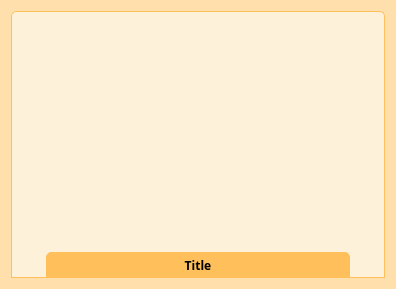
Above: UI/card_recipe.ui from juvarlet/a_table before the change. Below: the same form after it.
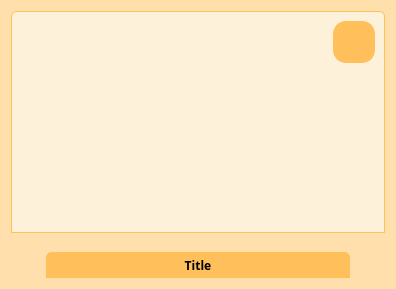
That is the form after the change. Icons and pictures are not drawn.

Commit message: Fix card recipe selection ability to highlight associated ingredients recipe details with new button (same as double click) TODO : test and uncheck pB_list when at least one linked ingredient deselected

```diff
--- a/UI/card_recipe.ui
+++ b/UI/card_recipe.ui
@@ -38,7 +38,9 @@
 		border-radius: 10px;
 		background-color:#fdf1d9;
 }
-
+QFrame #frame{
+		background-color:transparent;
+}
 QFrame #frame_2{
 		background-color:transparent;
 }
@@ -56,7 +58,35 @@
 		border-top-right-radius: 5px;
 		background-color:#fdf1d9;
     }
+QPushButton{
+        background-color: #ffc05c;
+        border-style: solid;
+        border-width: 2px;
+        border-radius: 13px;
+        border-color: #ffc05c;
+        font: bold 18px;
+        /*min-width: 10em;*/
+        padding: 0px;
+        color:#1a5d75;
+    }
+    
+    QPushButton:hover{
+        border-color: #fe6d73;
+    }
+    
+    QPushButton:pressed{
+        border-width: 5px;
+        border-radius: 17px;
+        font:  15px;
+        border-color: #fe6d73;
+    }
 
+QPushButton:checked{
+        border-width: 5px;
+        border-radius: 17px;
+        font:  15px;
+        border-color: #36a9d3;
+    }
 /**/
 </string>
   </property>
@@ -91,23 +121,7 @@
       <property name="spacing">
        <number>0</number>
       </property>
-      <item row="0" column="0" rowspan="2" colspan="2">
-       <widget class="QLabel" name="label_image">
-        <property name="sizePolicy">
-         <sizepolicy hsizetype="Expanding" vsizetype="Expanding">
-          <horstretch>0</horstretch>
-          <verstretch>0</verstretch>
-         </sizepolicy>
-        </property>
-        <property name="text">
-         <string/>
-        </property>
-        <property name="alignment">
-         <set>Qt::AlignCenter</set>
-        </property>
-       </widget>
-      </item>
-      <item row="1" column="0" colspan="2">
+      <item row="2" column="0" colspan="2">
        <widget class="QFrame" name="frame_2">
         <property name="maximumSize">
          <size>
@@ -178,6 +192,92 @@
         </layout>
        </widget>
       </item>
+      <item row="0" column="0" rowspan="2" colspan="2">
+       <widget class="QLabel" name="label_image">
+        <property name="sizePolicy">
+         <sizepolicy hsizetype="Expanding" vsizetype="Expanding">
+          <horstretch>0</horstretch>
+          <verstretch>0</verstretch>
+         </sizepolicy>
+        </property>
+        <property name="text">
+         <string/>
+        </property>
+        <property name="alignment">
+         <set>Qt::AlignCenter</set>
+        </property>
+       </widget>
+      </item>
+      <item row="0" column="1">
+       <widget class="QFrame" name="frame">
+        <property name="frameShape">
+         <enum>QFrame::StyledPanel</enum>
+        </property>
+        <property name="frameShadow">
+         <enum>QFrame::Raised</enum>
+        </property>
+        <layout class="QGridLayout" name="gridLayout_2">
+         <item row="0" column="1">
+          <widget class="QPushButton" name="pB_list">
+           <property name="minimumSize">
+            <size>
+             <width>42</width>
+             <height>42</height>
+            </size>
+           </property>
+           <property name="maximumSize">
+            <size>
+             <width>42</width>
+             <height>42</height>
+            </size>
+           </property>
+           <property name="text">
+            <string/>
+           </property>
+           <property name="icon">
+            <iconset>
+             <normaloff>images/icon_list.png</normaloff>images/icon_list.png</iconset>
+           </property>
+           <property name="iconSize">
+            <size>
+             <width>35</width>
+             <height>35</height>
+            </size>
+           </property>
+           <property name="checkable">
+            <bool>true</bool>
+           </property>
+          </widget>
+         </item>
+         <item row="0" column="0">
+          <spacer name="horizontalSpacer">
+           <property name="orientation">
+            <enum>Qt::Horizontal</enum>
+           </property>
+           <property name="sizeHint" stdset="0">
+            <size>
+             <width>40</width>
+             <height>20</height>
+            </size>
+           </property>
+          </spacer>
+         </item>
+         <item row="1" column="1">
+          <spacer name="verticalSpacer">
+           <property name="orientation">
+            <enum>Qt::Vertical</enum>
+           </property>
+           <property name="sizeHint" stdset="0">
+            <size>
+             <width>20</width>
+             <height>40</height>
+            </size>
+           </property>
+          </spacer>
+         </item>
+        </layout>
+       </widget>
+      </item>
      </layout>
     </widget>
    </item>
```
The commit also changes 8 other files.
